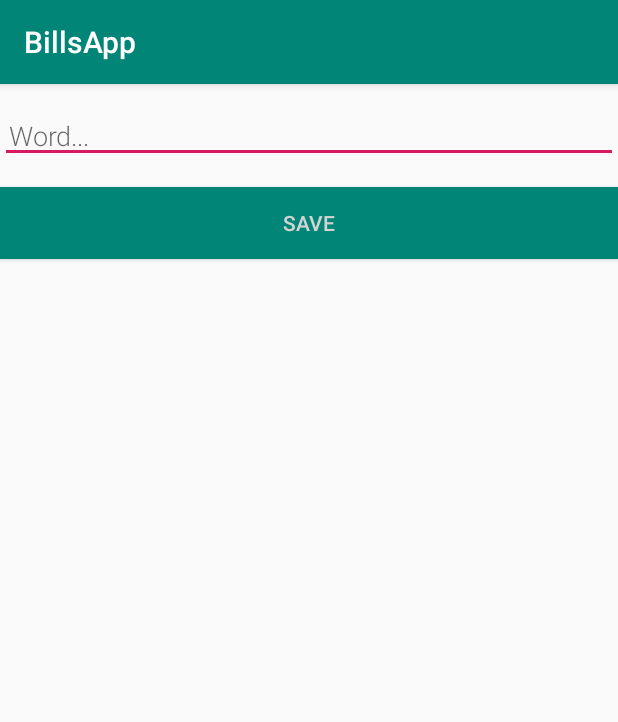
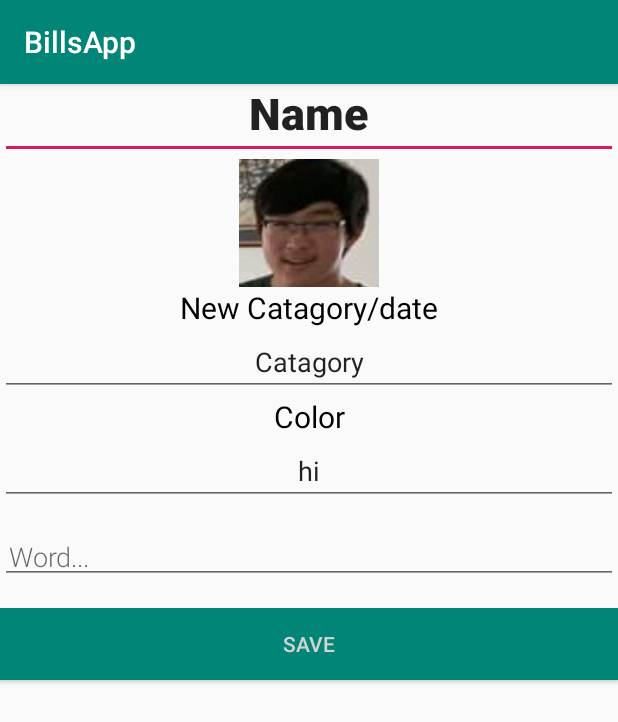
Before and after one commit to WilliamChen14/Tea, an Android app: the screen it shows after launch (NewWordActivity), after a tap on an icon or button, on a phone screen of 412 x 824 dp. Shown: the top 722 px of the screen. Run offline under Robolectric (Android 15) with nearby library versions, the phone set to English and light mode, and no system bars; our stand-ins replace Room's generated code.

Commit message:
change add veriables bois

```diff
--- a/app/src/main/java/com/example/bchen/billsapp/NewWordActivity.java
+++ b/app/src/main/java/com/example/bchen/billsapp/NewWordActivity.java
@@ -1,6 +1,4 @@
 package com.example.bchen.billsapp;
-
-import androidx.appcompat.app.AppCompatActivity;
 
 import android.content.Intent;
 import android.os.Bundle;
@@ -8,6 +6,8 @@ import android.text.TextUtils;
 import android.view.View;
 import android.widget.Button;
 import android.widget.EditText;
+
+import androidx.appcompat.app.AppCompatActivity;
 
 public class NewWordActivity extends AppCompatActivity {
 
--- a/app/src/main/java/com/example/bchen/billsapp/Word.java
+++ b/app/src/main/java/com/example/bchen/billsapp/Word.java
@@ -13,10 +13,23 @@ public class Word {
 
     @PrimaryKey
     @NonNull
-    @ColumnInfo(name = "word")
-    private String mWord;
+    @ColumnInfo(name = "name")
+    public String Name;
 
-    public Word(String word) {this.mWord = word;}
+    @ColumnInfo(name = "number")
+    public String Number;
 
-    public String getWord(){return this.mWord;}
+    @ColumnInfo(name = "color")
+    public String FavColor;
+
+    @ColumnInfo(name = "age")
+    public Integer Age;
+
+    @ColumnInfo(name = "birthday")
+    public String Birthday;
+
+    @ColumnInfo(name = "animal")
+    public String FavAnimal;
+
+
 }
--- a/app/src/main/java/com/example/bchen/billsapp/WordDao.java
+++ b/app/src/main/java/com/example/bchen/billsapp/WordDao.java
@@ -17,6 +17,6 @@ public interface WordDao {
     @Query("DELETE FROM word_table")
     void deleteAll();
 
-    @Query("SELECT * from word_table ORDER BY word ASC")
+    @Query("SELECT * from word_table")
     LiveData<List<Word>> getAllWords();
 }
--- a/app/src/main/res/layout/activity_new_word.xml
+++ b/app/src/main/res/layout/activity_new_word.xml
@@ -1,7 +1,65 @@
 <?xml version="1.0" encoding="utf-8"?>
 <LinearLayout xmlns:android="http://schemas.android.com/apk/res/android"
-    android:orientation="vertical" android:layout_width="match_parent"
-    android:layout_height="match_parent">
+    xmlns:app="http://schemas.android.com/apk/res-auto"
+    xmlns:tools="http://schemas.android.com/tools"
+    android:layout_width="match_parent"
+    android:layout_height="match_parent"
+    android:orientation="vertical"
+    app:layout_behavior="@string/appbar_scrolling_view_behavior"
+    tools:context=".MainActivity"
+    tools:showIn="@layout/activity_main">
+
+
+    <EditText
+        android:layout_width="match_parent"
+        android:layout_height="50dp"
+        android:fontFamily="sans-serif-black"
+        android:text="Name"
+        android:textAlignment="center"
+        android:textSize="30sp"
+        app:layout_constraintBottom_toBottomOf="parent"
+        app:layout_constraintLeft_toLeftOf="parent"
+        app:layout_constraintRight_toRightOf="parent"
+        app:layout_constraintTop_toTopOf="parent" />
+    <androidx.appcompat.widget.AppCompatImageView
+        android:layout_width="match_parent"
+        android:layout_height="wrap_content"
+        android:src="@drawable/profile_pic_1"/>
+    <TextView
+        android:id="@+id/add_new_Catagory"
+        android:layout_width="match_parent"
+        android:layout_height="wrap_content"
+        android:textAlignment="center"
+        android:text="New Catagory/date"
+        android:textColor="#000000"
+        android:textSize="20sp"
+        />
+    <EditText
+        android:id="@+id/editText"
+        android:layout_width="match_parent"
+        android:layout_height="wrap_content"
+        android:textAlignment="center"
+        android:ems="10"
+        android:inputType="textPersonName"
+        android:text="Catagory" />
+    <TextView
+        android:layout_width="match_parent"
+        android:layout_height="wrap_content"
+        android:textAlignment="center"
+        android:text="Color"
+        android:textColor="#000000"
+        android:textSize="20sp"/>
+    <EditText
+        android:id="@+id/editText2"
+        android:layout_width="match_parent"
+        android:layout_height="wrap_content"
+        android:textAlignment="center"
+        android:ems="10"
+        android:gravity="start|top"
+        android:inputType="textMultiLine"
+        android:text= "hi"
+        />
+
 
     <EditText
         android:id="@+id/edit_word"
```
